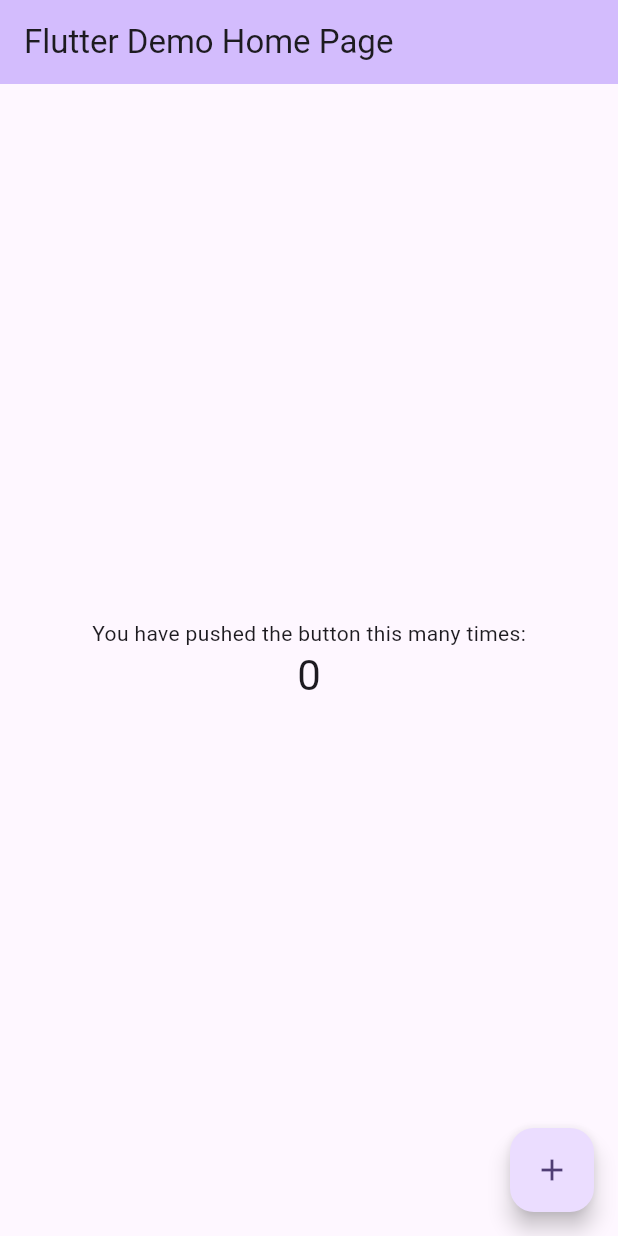
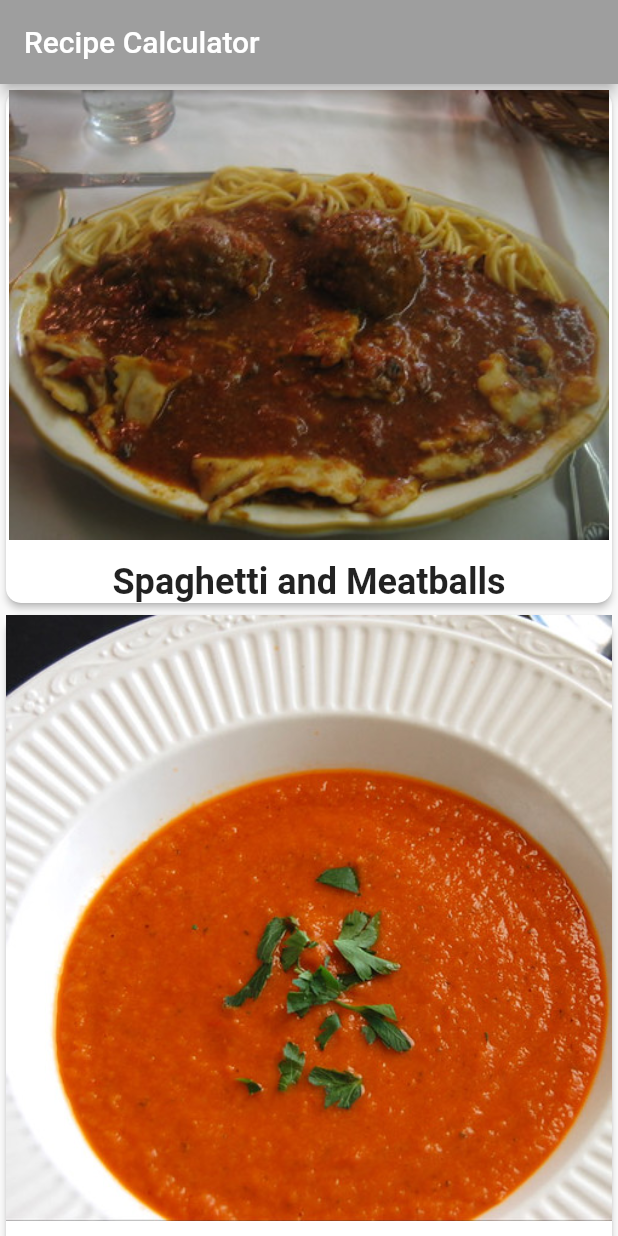
Before and after one commit to oozoemenam/recipe_app, a Flutter app: the screen it shows after launch, on a phone screen of 412 x 824 dp. Run offline on Flutter 3.47's test engine with Material 2 defaults, Android fonts, the phone set to English and light mode, and no system bars; Roboto replaces fonts that are missing (Palatino).

Commit message:
add recipe list screen

```diff
--- a/lib/main.dart
+++ b/lib/main.dart
@@ -1,37 +1,26 @@
 import 'package:flutter/material.dart';
+import 'package:recipe_app/models/recipe.dart';
 
 void main() {
-  runApp(const MyApp());
+  runApp(const RecipeApp());
 }
 
-class MyApp extends StatelessWidget {
-  const MyApp({super.key});
+class RecipeApp extends StatelessWidget {
+  const RecipeApp({super.key});
 
   // This widget is the root of your application.
   @override
   Widget build(BuildContext context) {
+    final ThemeData theme = ThemeData();
     return MaterialApp(
-      title: 'Flutter Demo',
-      theme: ThemeData(
-        // This is the theme of your application.
-        //
-        // TRY THIS: Try running your application with "flutter run". You'll see
-        // the application has a blue toolbar. Then, without quitting the app,
-        // try changing the seedColor in the colorScheme below to Colors.green
-        // and then invoke "hot reload" (save your changes or press the "hot
-        // reload" button in a Flutter-supported IDE, or press "r" if you used
-        // the command line to start the app).
-        //
-        // Notice that the counter didn't reset back to zero; the application
-        // state is not lost during the reload. To reset the state, use hot
-        // restart instead.
-        //
-        // This works for code too, not just values: Most code changes can be
-        // tested with just a hot reload.
-        colorScheme: ColorScheme.fromSeed(seedColor: Colors.deepPurple),
-        useMaterial3: true,
+      title: 'Recipe Calculator',
+      theme: theme.copyWith(
+        colorScheme: theme.colorScheme.copyWith(
+          primary: Colors.grey,
+          secondary: Colors.black,
         ),
-      home: const MyHomePage(title: 'Flutter Demo Home Page'),
+      ),
+      home: const MyHomePage(title: 'Recipe Calculator'),
     );
   }
 }
@@ -55,71 +44,42 @@ class MyHomePage extends StatefulWidget {
 }
 
 class _MyHomePageState extends State<MyHomePage> {
-  int _counter = 0;
-
-  void _incrementCounter() {
-    setState(() {
-      // This call to setState tells the Flutter framework that something has
-      // changed in this State, which causes it to rerun the build method below
-      // so that the display can reflect the updated values. If we changed
-      // _counter without calling setState(), then the build method would not be
-      // called again, and so nothing would appear to happen.
-      _counter++;
-    });
+  @override
+  Widget build(BuildContext context) {
+    return Scaffold(
+      appBar: AppBar(
+        title: Text(widget.title),
+      ),
+      body: SafeArea(
+          child: ListView.builder(
+        itemCount: Recipe.samples.length,
+        itemBuilder: (BuildContext context, int index) {
+          return buildRecipeCard(Recipe.samples[index]);
+        },
+      )),
+    );
   }
 
-  @override
-  Widget build(BuildContext context) {
-    // This method is rerun every time setState is called, for instance as done
-    // by the _incrementCounter method above.
-    //
-    // The Flutter framework has been optimized to make rerunning build methods
-    // fast, so that you can just rebuild anything that needs updating rather
-    // than having to individually change instances of widgets.
-    return Scaffold(
-      appBar: AppBar(
-        // TRY THIS: Try changing the color here to a specific color (to
-        // Colors.amber, perhaps?) and trigger a hot reload to see the AppBar
-        // change color while the other colors stay the same.
-        backgroundColor: Theme.of(context).colorScheme.inversePrimary,
-        // Here we take the value from the MyHomePage object that was created by
-        // the App.build method, and use it to set our appbar title.
-        title: Text(widget.title),
-      ),
-      body: Center(
-        // Center is a layout widget. It takes a single child and positions it
-        // in the middle of the parent.
+  Widget buildRecipeCard(Recipe recipe) {
+    return Card(
+      elevation: 2.0,
+      shape: RoundedRectangleBorder(borderRadius: BorderRadius.circular(10.0)),
       child: Column(
-          // Column is also a layout widget. It takes a list of children and
-          // arranges them vertically. By default, it sizes itself to fit its
-          // children horizontally, and tries to be as tall as its parent.
-          //
-          // Column has various properties to control how it sizes itself and
-          // how it positions its children. Here we use mainAxisAlignment to
-          // center the children vertically; the main axis here is the vertical
-          // axis because Columns are vertical (the cross axis would be
-          // horizontal).
-          //
-          // TRY THIS: Invoke "debug painting" (choose the "Toggle Debug Paint"
-          // action in the IDE, or press "p" in the console), to see the
-          // wireframe for each widget.
-          mainAxisAlignment: MainAxisAlignment.center,
         children: <Widget>[
-            const Text(
-              'You have pushed the button this many times:',
+          Image(image: AssetImage(recipe.imageUrl)),
+          const SizedBox(
+            height: 14.0,
           ),
           Text(
-              '$_counter',
-              style: Theme.of(context).textTheme.headlineMedium,
+            recipe.label,
+            style: const TextStyle(
+              fontSize: 24.0,
+              fontWeight: FontWeight.w700,
+              fontFamily: 'Palatino',
+            ),
           ),
         ],
       ),
-      ),
-      floatingActionButton: FloatingActionButton(
-        onPressed: _incrementCounter,
-        tooltip: 'Increment',
-        child: const Icon(Icons.add),
-      ), // This trailing comma makes auto-formatting nicer for build methods.
     );
   }
 }
--- /dev/null
+++ b/lib/models/recipe.dart
@@ -0,0 +1,33 @@
+class Recipe {
+  String label;
+  String imageUrl;
+
+  Recipe(this.label, this.imageUrl);
+
+  static List<Recipe> samples = [
+    Recipe(
+      'Spaghetti and Meatballs',
+      'assets/2126711929_ef763de2b3_w.jpg',
+    ),
+    Recipe(
+      'Tomato Soup',
+      'assets/27729023535_a57606c1be.jpg',
+    ),
+    Recipe(
+      'Grilled Cheese',
+      'assets/3187380632_5056654a19_b.jpg',
+    ),
+    Recipe(
+      'Chocolate Chip Cookies',
+      'assets/15992102771_b92f4cc00a_b.jpg',
+    ),
+    Recipe(
+      'Taco Salad',
+      'assets/8533381643_a31a99e8a6_c.jpg',
+    ),
+    Recipe(
+      'Hawaiian Pizza',
+      'assets/15452035777_294cefced5_c.jpg',
+    ),
+  ];
+}
--- a/pubspec.yaml
+++ b/pubspec.yaml
@@ -59,7 +59,8 @@ flutter:
   uses-material-design: true
 
   # To add assets to your application, add an assets section, like this:
-  # assets:
+  assets:
+    - assets/
   #   - images/a_dot_burr.jpeg
   #   - images/a_dot_ham.jpeg
 
```
Also changed, not shown: assets/15452035777_294cefced5_c.jpg (added), assets/15992102771_b92f4cc00a_b.jpg (added), assets/2126711929_ef763de2b3_w.jpg (added), assets/27729023535_a57606c1be.jpg (added), assets/3187380632_5056654a19_b.jpg (added), assets/8533381643_a31a99e8a6_c.jpg (added), 2 other files. Lines whose indentation alone changed are shown as unchanged.
